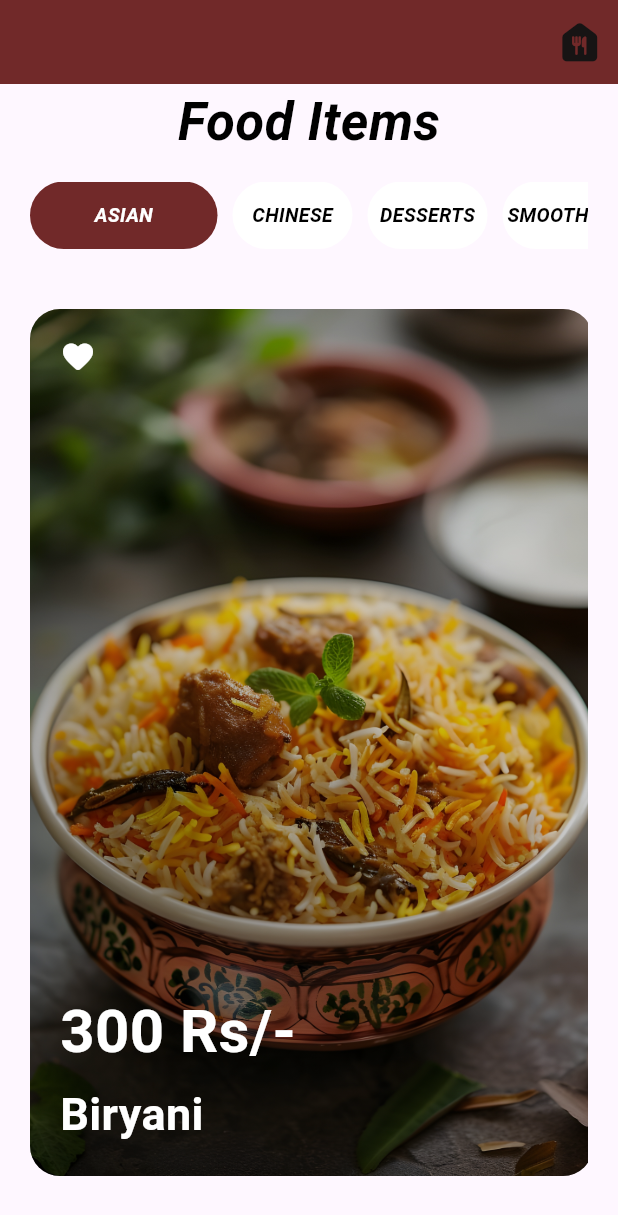
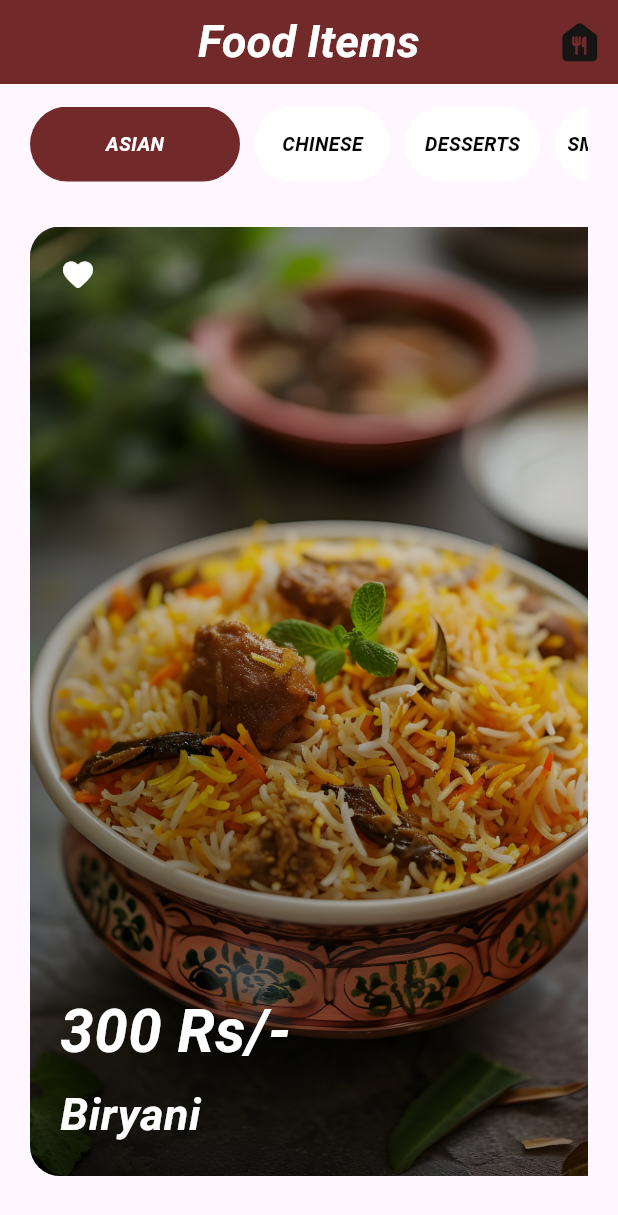
Before and after one commit to ibrahimtariq1804/Flutter_Project3, a Flutter app: the screen it shows after launch, after a tap on "GET STARTED", on a phone screen of 412 x 824 dp. Shown: the top 1215 px of the screen. Run offline on Flutter 3.47's test engine with Material 3 defaults, Android fonts, the phone set to English and light mode, and no system bars.

```diff
--- a/lib/pages/HomePage.dart
+++ b/lib/pages/HomePage.dart
@@ -1,4 +1,5 @@
 import 'package:flutter/material.dart';
+import 'package:flutter_project3/pages/shoppingcart.dart';
 
 class Homepage extends StatefulWidget{
   @override
@@ -6,15 +7,52 @@ class Homepage extends StatefulWidget{
 }
 
 class _HomePageState extends State<Homepage>{
+   String selectedCategory = 'ASIAN';
+
+  // Food items categorized
+  final Map<String, List<Map<String, String>>> foodItems = {
+    'ASIAN': [
+      {'name': 'Biryani', 'price': '300 Rs/-', 'image': 'assets/images/biryani.jpg'},
+      {'name': 'Karahi', 'price': '1000 Rs/-', 'image': 'assets/images/karahi.jpg'},
+      {'name': 'Pulao', 'price': '250 Rs/-', 'image': 'assets/images/pulao.jpg'},
+    ],
+    'CHINESE': [
+      {'name': 'Noodles', 'price': '400 Rs/-', 'image': 'assets/images/momos.jpg'},
+      {'name': 'Egg Fried Rice', 'price': '350 Rs/-', 'image': 'assets/images/chineserice.jpg'},
+      {'name': 'Chicken Manchurian', 'price': '350 Rs/-', 'image': 'assets/images/manchurian.jpg'},
+    ],
+    'DESSERTS': [
+      {'name': 'Gulab Jamun', 'price': '150 Rs/-', 'image': 'assets/images/gulabjamun.jpg'},
+      {'name': 'Cinnamon Roll', 'price': '200 Rs/-', 'image': 'assets/images/cinnamonrolls.jpg'},
+      {'name': 'Cheese Cake', 'price': '200 Rs/-', 'image': 'assets/images/cheesecake.jpg'},
+
+    ],
+    'SMOOTHIES': [
+      {'name': 'Mango Smoothie', 'price': '180 Rs/-', 'image': 'assets/images/milkshake.jpg'},
+      {'name': 'Mint Margarita', 'price': '200 Rs/-', 'image': 'assets/images/mintmargarita.jpg'},
+      {'name': 'Pina Colada', 'price': '200 Rs/-', 'image': 'assets/images/pinacolada.jpg'},
+
+    ],
+  };
+
   @override
   Widget build(BuildContext context) {
     return Scaffold(
       appBar: AppBar(
         backgroundColor: const Color.fromARGB(255, 113, 41, 41),
+        title: Padding(
+          padding: const EdgeInsets.only(left: 60.0),
+          child: Text('Food Items', style: TextStyle(fontStyle: FontStyle.italic,fontSize: 30, fontWeight: FontWeight.bold, color: Colors.white),),
+        ),
         leading: Icon(null),
         actions: <Widget>[
           IconButton(
-            onPressed: (){},
+            onPressed: (){
+               Navigator.push(
+                      context,
+                      MaterialPageRoute(builder: (context)=> Shoppingcart()),
+               );
+            },
              icon: Icon(Icons.food_bank_rounded, size: 35, color: const Color.fromARGB(255, 23, 20, 20),),
              )
         ],
@@ -26,38 +64,39 @@ class _HomePageState extends State<Homepage>{
               padding: EdgeInsets.symmetric(horizontal: 20.0),
               child: Column(
                 children: <Widget>[
-                  Text('Food Items', style: TextStyle(fontStyle: FontStyle.italic,fontSize: 35, fontWeight: FontWeight.bold, color: Colors.black),),
                   SizedBox(
                     height: 15,
                   ),
                   Container(
-                    height: 45,
+                    height: 50,
                     child: ListView(
                       scrollDirection: Axis.horizontal,
                       children: <Widget>[
-                        makecategory(isactive: true, title:'ASIAN' ),
-                        makecategory(isactive: false, title:'CHINESE' ),
-                        makecategory(isactive: false, title:'DESSERTS' ),
-                        makecategory(isactive: false, title:'SMOOTHIES' ),
+                        makecategory(isactive: selectedCategory == 'ASIAN', title: 'ASIAN'),
+                        makecategory(isactive: selectedCategory == 'CHINESE', title: 'CHINESE'),
+                        makecategory(isactive: selectedCategory == 'DESSERTS', title: 'DESSERTS'),
+                        makecategory(isactive: selectedCategory == 'SMOOTHIES', title: 'SMOOTHIES'),
                       ],
                     ),
                   ),
                   SizedBox(
-                    height: 40,
+                    height: 30,
                     ),
                 ],
               )
               ),
                Expanded(
                  child : Padding(
-                      padding:EdgeInsets.symmetric(horizontal: 20.0),
-                      child: ListView(
-                        scrollDirection: Axis.horizontal,
-                        children: <Widget>[
-                          makeItem(images: 'assets/images/biryani.jpg',price: '300 Rs/-',name: 'Biryani'),
-                          makeItem(images: 'assets/images/karahi.jpg', price: '1000 Rs/-',name: 'Karahi'),
-                          makeItem(images: 'assets/images/pulao.jpg', price: '850 Rs/-',name: 'Pulao'),
-                        ],
+                    padding:EdgeInsets.symmetric(horizontal: 20.0),
+                    child: ListView(
+                    scrollDirection: Axis.horizontal,
+                    children: foodItems[selectedCategory]!.map((item) {
+                        return makeItem(
+                                 images: item['image']!,
+                                 price: item['price']!,
+                                 name: item['name']!,
+                          );
+                        }).toList(),
                       ),
                       )
                ),
@@ -71,7 +110,13 @@ class _HomePageState extends State<Homepage>{
 
   Widget makecategory ({required isactive,required title})
   {
-    return AspectRatio(
+    return GestureDetector(
+      onTap: () {
+        setState(() {
+          selectedCategory = title;
+        });
+      },
+    child: AspectRatio(
       aspectRatio: isactive? 3:2.0,
       child: Container(
         margin: EdgeInsets.only(right: 10),
@@ -83,7 +128,8 @@ class _HomePageState extends State<Homepage>{
           child: Text(title, style:  TextStyle(fontSize: 13,fontStyle: FontStyle.italic,fontWeight: FontWeight.bold,color: isactive? Colors.white:Colors.black),),
           ),
       ),
-      );
+    ),
+    );
   }
 
   Widget makeItem ({required String images,required  String price,required  String name})
@@ -125,11 +171,11 @@ class _HomePageState extends State<Homepage>{
                   Column(
                     crossAxisAlignment: CrossAxisAlignment.start,
                     children: <Widget>[
-                      Text(price, style: TextStyle(fontSize: 40,fontWeight: FontWeight.bold,color: Colors.white),),
+                      Text(price, style: TextStyle(fontStyle: FontStyle.italic ,fontSize: 40,fontWeight: FontWeight.bold,color: Colors.white),),
                       SizedBox(
                         height: 5,
                       ),
-                      Text(name, style: TextStyle(fontSize: 30,fontWeight: FontWeight.bold,color: Colors.white),),
+                      Text(name, style: TextStyle(fontStyle: FontStyle.italic ,fontSize: 30,fontWeight: FontWeight.bold,color: Colors.white),),
                     ],
                   )
                 ],
--- a/lib/pages/StarterPage.dart
+++ b/lib/pages/StarterPage.dart
@@ -35,13 +35,13 @@ class _StarterPageState extends State<Starterpage> with TickerProviderStateMixin
               crossAxisAlignment: CrossAxisAlignment.start,
               mainAxisAlignment: MainAxisAlignment.end,
               children: <Widget>[
-                Text('Taking Orders For Delivery',style: TextStyle(color: const Color.fromARGB(255, 216, 208, 208),fontSize: 40, fontWeight: FontWeight.bold)),
+                Text('Taking Orders For Delivery',style: TextStyle(fontStyle: FontStyle.italic,color: const Color.fromARGB(255, 216, 208, 208),fontSize: 40, fontWeight: FontWeight.bold)),
 
                 SizedBox(
                   height: 20,
                 ),
 
-                Text('Favourite Places Nearby',style: TextStyle(color: const Color.fromARGB(255, 201, 194, 194),fontSize: 20,)),
+                Text('Favourite Places Nearby',style: TextStyle(fontStyle: FontStyle.italic,color: const Color.fromARGB(255, 201, 194, 194),fontSize: 20,)),
 
                  SizedBox(
                   height: 30,
@@ -66,14 +66,14 @@ class _StarterPageState extends State<Starterpage> with TickerProviderStateMixin
                   );
                   },
                     minWidth: double.infinity,
-                    child: Text('GET STARTED', style: TextStyle(fontSize: 15, color: const Color.fromARGB(255, 201, 194, 194))),
+                    child: Text('GET STARTED', style: TextStyle(fontStyle: FontStyle.italic ,fontSize: 15, color: const Color.fromARGB(255, 201, 194, 194))),
                   ),
                 ),
                   SizedBox(
                     height: 15,
                     ),
                     Align(
-                      child: Text('Available 24/7 For you',style: TextStyle(color: const Color.fromARGB(255, 201, 194, 194),fontSize: 15),)
+                      child: Text('Available 24/7 For you',style: TextStyle(fontStyle: FontStyle.italic,color: const Color.fromARGB(255, 201, 194, 194),fontSize: 15),)
                     ),
 
                     SizedBox(
--- /dev/null
+++ b/lib/pages/shoppingcart.dart
@@ -0,0 +1,21 @@
+import 'package:flutter/material.dart';
+
+class Shoppingcart extends StatefulWidget{
+  @override
+  _shoppingcartState createState() => _shoppingcartState();
+}
+
+class _shoppingcartState extends State<Shoppingcart>{
+  @override
+Widget build(BuildContext context){
+  return Scaffold(
+    appBar: AppBar(
+      backgroundColor: const Color.fromARGB(255, 113, 41, 41),
+      title: Padding(
+        padding: const EdgeInsets.only(left: 70.0),
+        child: Text('Shopping Cart',style: TextStyle(fontStyle: FontStyle.italic, fontWeight: FontWeight.bold,fontSize: 20, color: Colors.white),),
+      )
+    ),
+  );
+}
+}
```
Also changed, not shown: assets/images/cheesecake.jpg (added), assets/images/chineserice.jpg (added), assets/images/cinnamonrolls.jpg (added), assets/images/gulabjamun.jpg (added), assets/images/manchurian.jpg (added), assets/images/mangoshake.jpg (added), assets/images/milkshake.jpg (added), assets/images/mintmargarita.jpg (added), assets/images/momos.jpg (added), assets/images/pinacolada.jpg (added).
